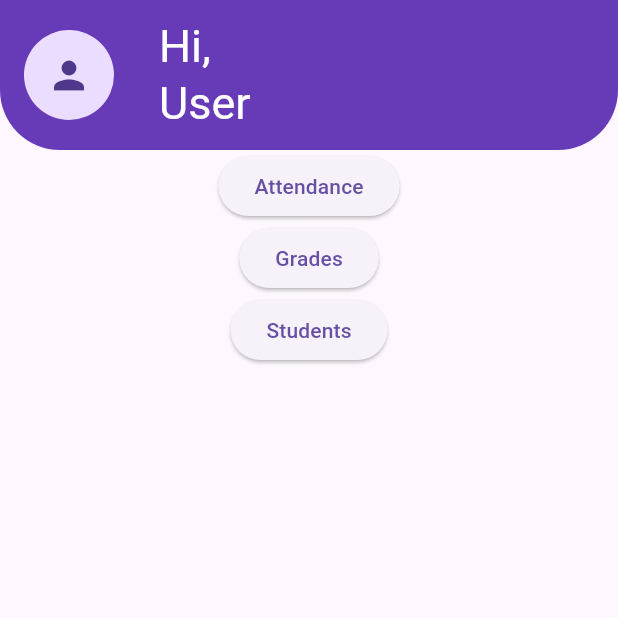
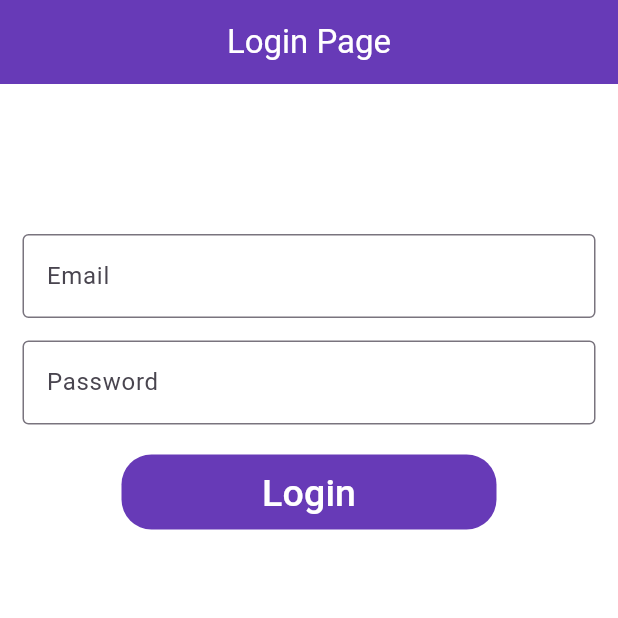
Before and after one commit to AR13570/attendance_dbms, a Flutter app: the screen it shows after launch, on a phone screen of 412 x 824 dp, the top half of it. Run offline on Flutter 3.47's test engine with Material 2 defaults, Android fonts, the phone set to English and light mode, and no system bars; our stand-ins replace syncfusion_flutter_calendar; missing offline and left inert: mongo_dart.

Commit message:
Login Page

```diff
--- /dev/null
+++ b/lib/login.dart
@@ -0,0 +1,69 @@
+import 'package:attendance_dbms/home.dart';
+import 'package:flutter/material.dart';
+
+class LoginDemo extends StatefulWidget {
+  const LoginDemo({Key? key}) : super(key: key);
+
+  @override
+  State<LoginDemo> createState() => _LoginDemoState();
+}
+
+class _LoginDemoState extends State<LoginDemo> {
+  @override
+  Widget build(BuildContext context) {
+    return Scaffold(
+      backgroundColor: Colors.white,
+      appBar: AppBar(
+        backgroundColor: Colors.deepPurple,
+        title: Center(child: Text("Login Page",style: TextStyle(color: Colors.white),)),
+      ),
+      body: SingleChildScrollView(
+        child: Column(
+          children: <Widget>[
+            SizedBox(height: 100,),
+            Padding(
+              //padding: const EdgeInsets.only(left:15.0,right: 15.0,top:0,bottom: 0),
+              padding: EdgeInsets.symmetric(horizontal: 15),
+              child: TextField(
+                decoration: InputDecoration(
+                    border: OutlineInputBorder(),
+                    labelText: 'Email',
+                    hintText: 'Enter valid email id as abc@gmail.com'),
+              ),
+            ),
+            Padding(
+              padding: const EdgeInsets.only(
+                  left: 15.0, right: 15.0, top: 15, bottom: 0),
+              //padding: EdgeInsets.symmetric(horizontal: 15),
+              child: TextField(
+
+                obscureText: true,
+                decoration: InputDecoration(
+                    border: OutlineInputBorder(),
+                    labelText: 'Password',
+                    hintText: 'Enter secure password'),
+              ),
+            ),
+            SizedBox(height: 20),
+            Container(
+              height: 50,
+              width: 250,
+              decoration: BoxDecoration(
+                  color: Colors.deepPurple, borderRadius: BorderRadius.circular(20)),
+              child: TextButton(
+                onPressed: () {
+                  Navigator.push(
+                      context, MaterialPageRoute(builder: (_) => HomePage()));
+                },
+                child: Text(
+                  'Login',
+                  style: TextStyle(color: Colors.white, fontSize: 25),
+                ),
+              ),
+            ),
+          ],
+        ),
+      ),
+    );
+  }
+}
--- a/lib/main.dart
+++ b/lib/main.dart
@@ -1,4 +1,5 @@
 import 'package:attendance_dbms/attendance.dart';
+import 'package:attendance_dbms/login.dart';
 import 'package:flutter/material.dart';
 import 'home.dart';
 
@@ -18,7 +19,7 @@ class MyApp extends StatelessWidget {
         useMaterial3: true,
         primarySwatch: Colors.blue,
       ),
-      home: const HomePage(),
+      home: const LoginDemo(),
     );
   }
 }
```
Also changed, not shown: pubspec.lock, 3 other files.
